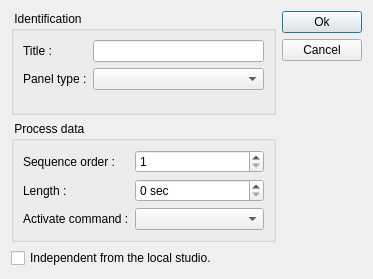
tbikfalvi/Belenus, file client/dlgpanelstatusesedit.ui: the form before one commit.
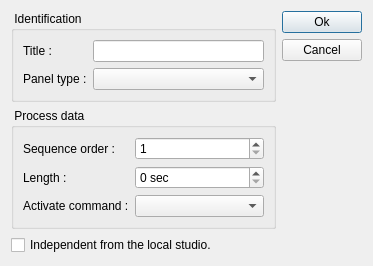
The form after the commit.

```diff
--- a/client/dlgpanelstatusesedit.ui
+++ b/client/dlgpanelstatusesedit.ui
@@ -7,7 +7,7 @@
     <x>0</x>
     <y>0</y>
     <width>373</width>
-    <height>279</height>
+    <height>233</height>
    </rect>
   </property>
   <property name="windowTitle">
```
